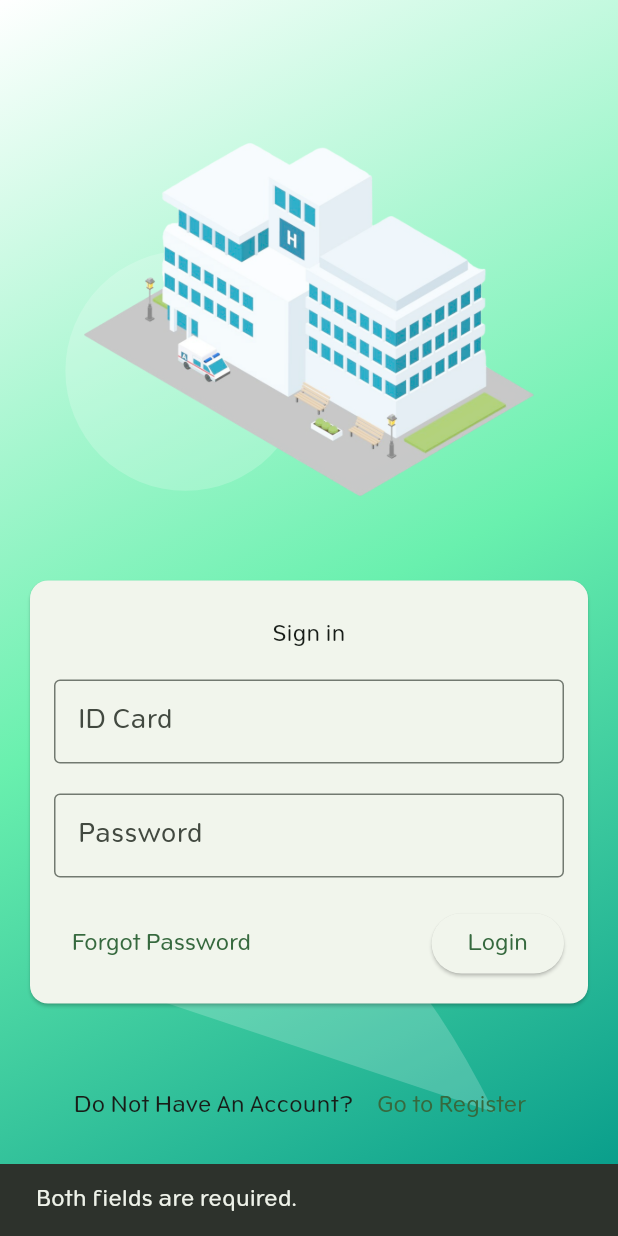
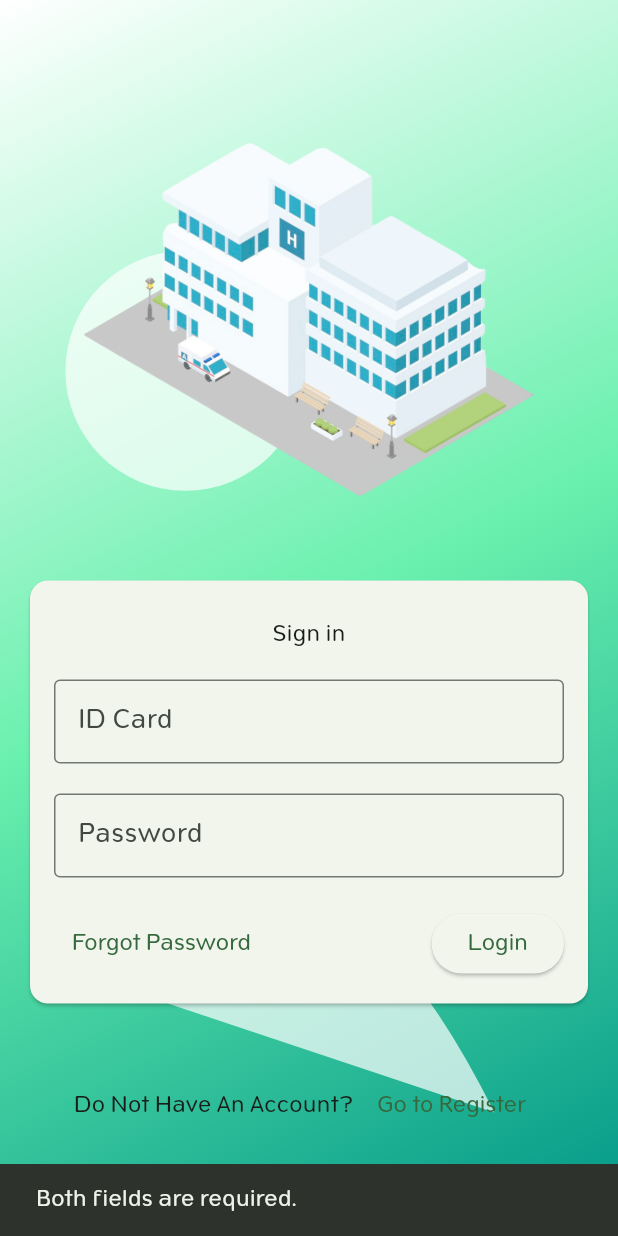
Before and after one commit to toranit2541/rchapp_win, a Flutter app: the screen it shows after launch, after a tap on "Login", on a phone screen of 412 x 824 dp. Run offline on Flutter 3.47's test engine with Material 3 defaults, Android fonts, the phone set to English and light mode, and no system bars; our stand-ins replace carousel_slider, fl_chart, flashy_tab_bar2, flutter_secure_storage, flutter_svg, form_field_validator and 1 more; missing offline and left inert: scrollable_table_view.

Commit message:
send fri op

```diff
--- a/lib/widget/abstractthemepainter.dart
+++ b/lib/widget/abstractthemepainter.dart
@@ -16,7 +16,7 @@ class AbstractThemePainter extends CustomPainter {
 
     // Draw abstract shapes
     final shapePaint = Paint()
-      ..color = Colors.white.withOpacity(0.2)
+      ..color = Colors.white70
       ..style = PaintingStyle.fill;
 
     canvas.drawCircle(Offset(size.width * 0.3, size.height * 0.3), 80, shapePaint);
```
